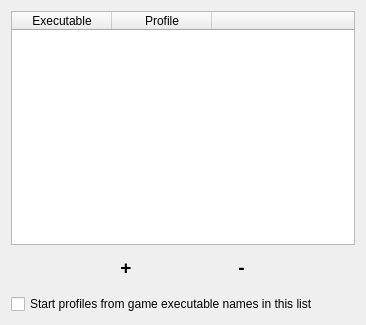
The window that gui/process_widget.ui (opentrack/opentrack) describes before a commit, drawn with Qt 5.
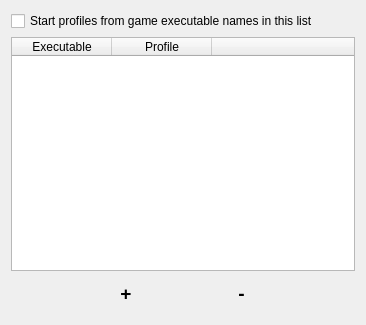
The same window after the commit. Custom widgets are drawn as their Qt base class.

Commit message:
gui: move checkbox to top
Users don't see it.

What changed in the file:
```diff
--- a/gui/process_widget.ui
+++ b/gui/process_widget.ui
@@ -14,6 +14,13 @@
    <string>Game detector</string>
   </property>
   <layout class="QVBoxLayout" name="verticalLayout">
+   <item>
+    <widget class="QCheckBox" name="enabled">
+     <property name="text">
+      <string>Start profiles from game executable names in this list</string>
+     </property>
+    </widget>
+   </item>
    <item>
     <widget class="FancyTable" name="tableWidget">
      <property name="sizePolicy">
@@ -121,13 +128,6 @@
      </layout>
     </widget>
    </item>
-   <item>
-    <widget class="QCheckBox" name="enabled">
-     <property name="text">
-      <string>Start profiles from game executable names in this list</string>
-     </property>
-    </widget>
-   </item>
   </layout>
  </widget>
  <customwidgets>
```
Left out of the diff: 3 changed lines with no effect on the pictures.
